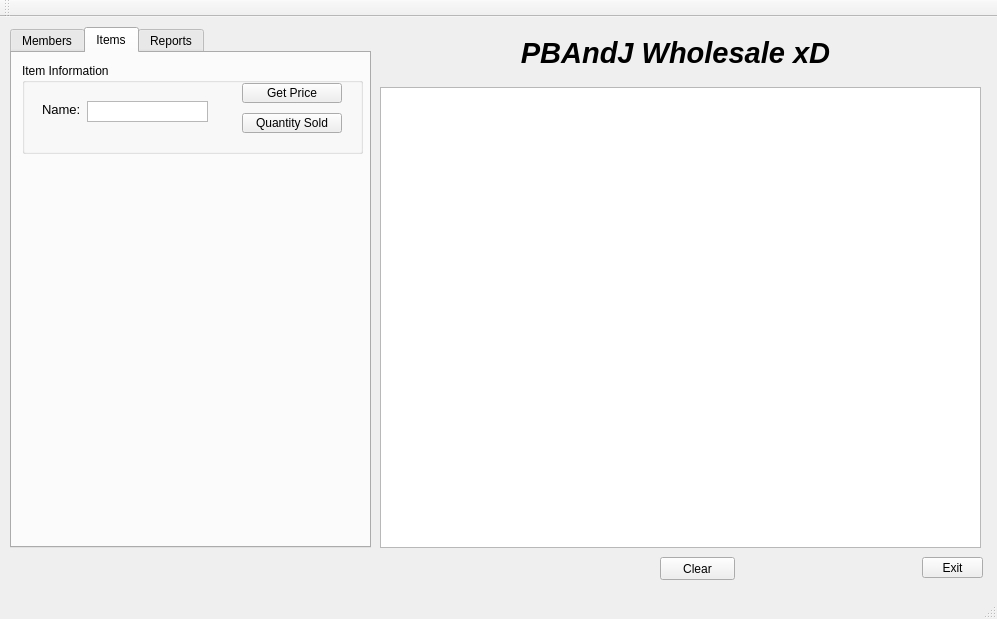
Old version of the form mainwindow.ui in the repository jasonink/Wholesale-Club.
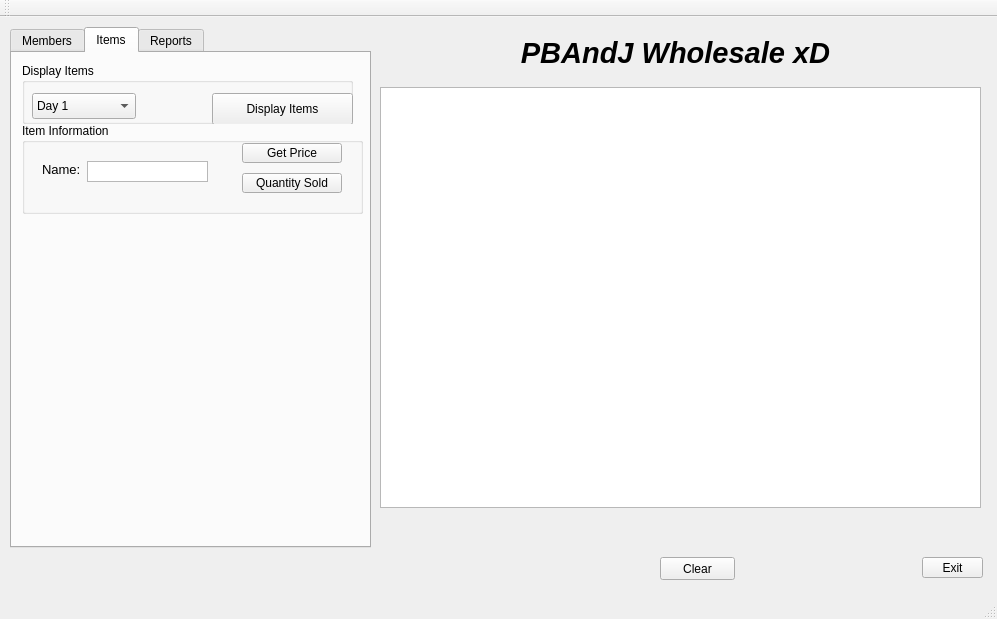
New version of the form. The open tabs and pages were chosen to show the change. Icons and pictures are not drawn.

```diff
--- a/mainwindow.ui
+++ b/mainwindow.ui
@@ -63,7 +63,7 @@
       <x>380</x>
       <y>70</y>
       <width>601</width>
-      <height>461</height>
+      <height>421</height>
      </rect>
     </property>
    </widget>
@@ -458,7 +458,7 @@
       <property name="geometry">
        <rect>
         <x>10</x>
-        <y>10</y>
+        <y>70</y>
         <width>341</width>
         <height>91</height>
        </rect>
@@ -524,6 +524,80 @@
        </property>
       </widget>
      </widget>
+     <widget class="QGroupBox" name="displayItemBox">
+      <property name="geometry">
+       <rect>
+        <x>10</x>
+        <y>10</y>
+        <width>331</width>
+        <height>61</height>
+       </rect>
+      </property>
+      <property name="title">
+       <string>Display Items</string>
+      </property>
+      <widget class="QPushButton" name="displayItemsButton">
+       <property name="geometry">
+        <rect>
+         <x>190</x>
+         <y>30</y>
+         <width>141</width>
+         <height>32</height>
+        </rect>
+       </property>
+       <property name="text">
+        <string>Display Items</string>
+       </property>
+      </widget>
+      <widget class="QLabel" name="label_4">
+       <property name="geometry">
+        <rect>
+         <x>10</x>
+         <y>30</y>
+         <width>60</width>
+         <height>16</height>
+        </rect>
+       </property>
+       <property name="text">
+        <string/>
+       </property>
+      </widget>
+      <widget class="QComboBox" name="displayItemCombo">
+       <property name="geometry">
+        <rect>
+         <x>10</x>
+         <y>30</y>
+         <width>104</width>
+         <height>26</height>
+        </rect>
+       </property>
+       <item>
+        <property name="text">
+         <string>Day 1</string>
+        </property>
+       </item>
+       <item>
+        <property name="text">
+         <string>Day 2</string>
+        </property>
+       </item>
+       <item>
+        <property name="text">
+         <string>Day 3</string>
+        </property>
+       </item>
+       <item>
+        <property name="text">
+         <string>Day 4</string>
+        </property>
+       </item>
+       <item>
+        <property name="text">
+         <string>Day 5</string>
+        </property>
+       </item>
+      </widget>
+     </widget>
     </widget>
     <widget class="QWidget" name="reportTab">
      <attribute name="title">
```
Left out of the diff: 19 changed lines with no effect on the pictures.
